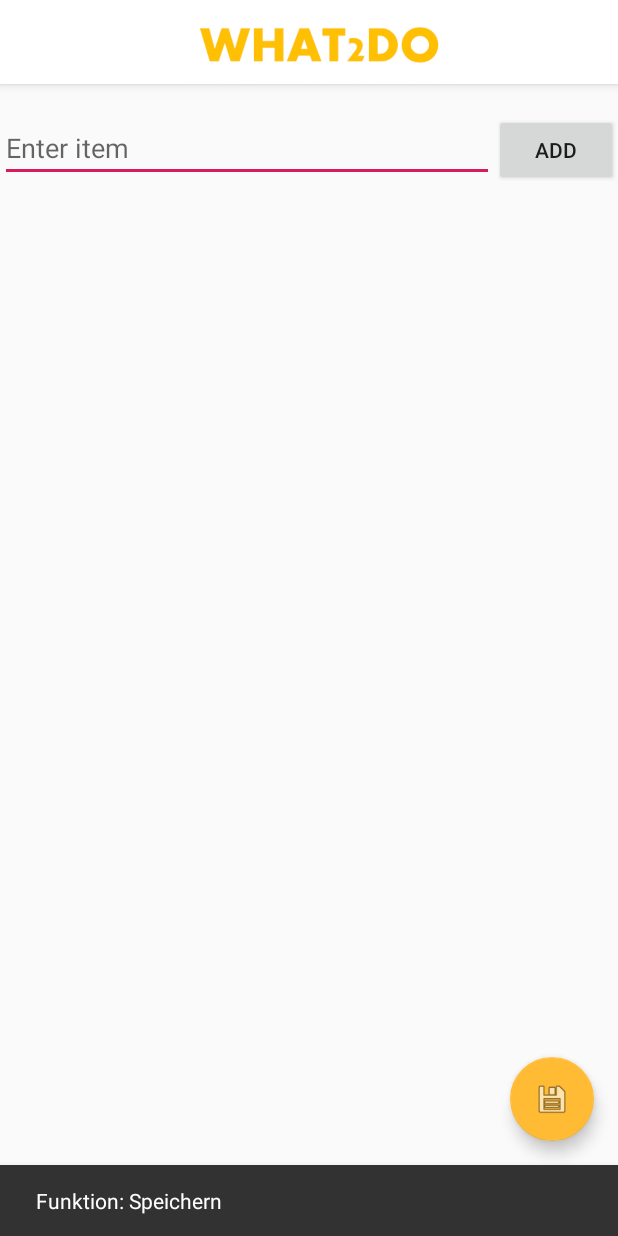
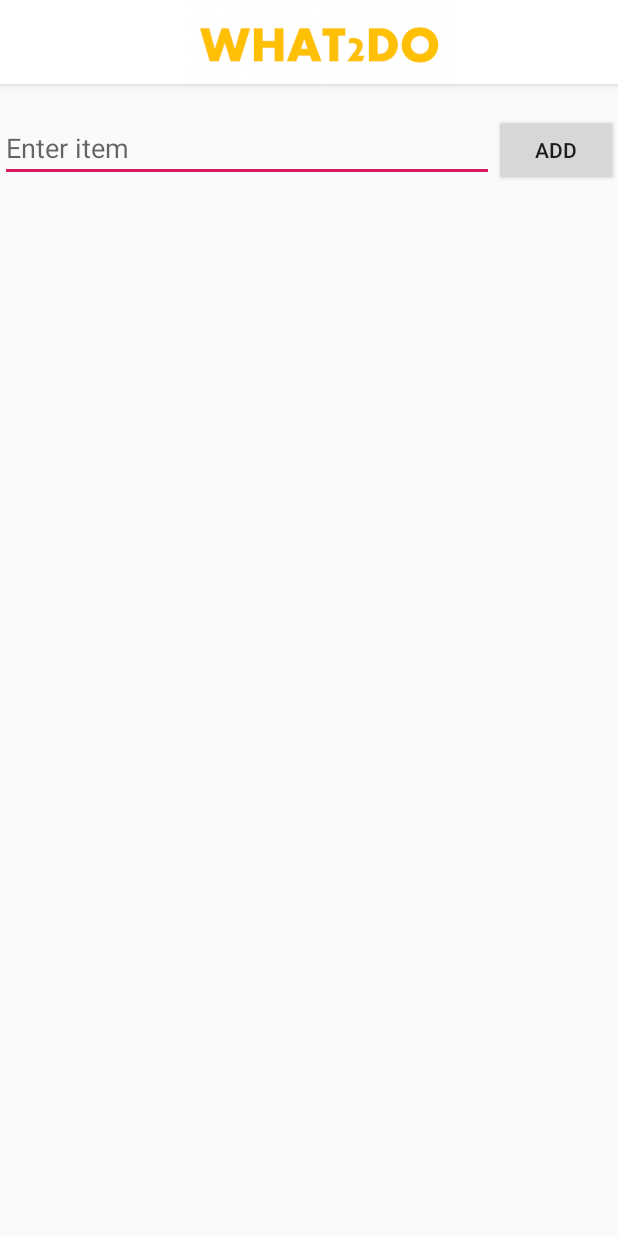
Before and after one commit to LucaTom/AppDev, an Android app: the NeuesToDo screen opened directly, with no data from a screen before it, after a tap on an icon or button, on a phone screen of 412 x 824 dp. Run offline under Robolectric (Android 15) with nearby library versions, the phone set to English and light mode, and no system bars; 2 other taps on this screen came first.

Commit message:
Login und listview funktioniert problem: keine aktualisierung der Liste

```diff
--- a/app/build.gradle
+++ b/app/build.gradle
@@ -29,6 +29,7 @@ dependencies {
     implementation 'androidx.navigation:navigation-ui:2.0.0'
     implementation 'androidx.lifecycle:lifecycle-extensions:2.0.0'
     implementation 'androidx.preference:preference:1.1.0-alpha05'
+    implementation 'androidx.annotation:annotation:1.0.2'
     testImplementation 'junit:junit:4.12'
     androidTestImplementation 'androidx.test.ext:junit:1.1.0'
     androidTestImplementation 'androidx.test.espresso:espresso-core:3.1.1'
--- a/app/src/main/AndroidManifest.xml
+++ b/app/src/main/AndroidManifest.xml
@@ -11,7 +11,7 @@
         android:theme="@style/AppTheme">
         <activity
             android:name=".ui.SettingsActivity"
-            android:label="@string/title_activity_settings"></activity>
+            android:label="@string/title_activity_settings" />
         <activity
             android:name=".NavigationDrawer"
             android:label="@string/title_activity_navigation_drawer"
--- a/app/src/main/java/com/example/firsttry/NeuesToDo.java
+++ b/app/src/main/java/com/example/firsttry/NeuesToDo.java
@@ -36,15 +36,6 @@ public class NeuesToDo extends AppCompatActivity implements View.OnClickListener
         setSupportActionBar(toolbar);
         toolbar.setLogo(R.drawable.logo);
 
-        FloatingActionButton fab = findViewById(R.id.fab);
-        fab.setOnClickListener(new View.OnClickListener() {
-            @Override
-            public void onClick(View view) {
-                Snackbar.make(view, "Funktion: Speichern", Snackbar.LENGTH_LONG)
-                        .setAction("Action", null).show();
-            }
-        });
-
 
         neuesToDo = findViewById(R.id.neues_todo);
         btn = findViewById(R.id.add_btn);
@@ -57,6 +48,7 @@ public class NeuesToDo extends AppCompatActivity implements View.OnClickListener
 
         btn.setOnClickListener(this);
         itemsList.setOnItemClickListener(this);
+
     }
 
 
@@ -72,6 +64,8 @@ public class NeuesToDo extends AppCompatActivity implements View.OnClickListener
 
 
                 Toast.makeText(this, "Item Added", Toast.LENGTH_SHORT).show();
+                adapter.notifyDataSetChanged();
+
         }
 
     }
@@ -83,4 +77,7 @@ public class NeuesToDo extends AppCompatActivity implements View.OnClickListener
 
         Toast.makeText(this, "delete", Toast.LENGTH_SHORT).show();
     }
+
+
+
 }
--- a/app/src/main/res/layout/activity_neues_to_do.xml
+++ b/app/src/main/res/layout/activity_neues_to_do.xml
@@ -22,13 +22,5 @@
 
     <include layout="@layout/content_neues_to_do" />
 
-    <com.google.android.material.floatingactionbutton.FloatingActionButton
-        android:id="@+id/fab"
-        android:layout_width="wrap_content"
-        android:layout_height="wrap_content"
-        android:layout_gravity="bottom|end"
-        android:layout_margin="@dimen/fab_margin"
-        app:backgroundTint="@android:color/holo_orange_light"
-        app:srcCompat="@android:drawable/ic_menu_save" />
 
 </androidx.coordinatorlayout.widget.CoordinatorLayout>
```
Also changed, not shown: app/src/main/java/com/example/firsttry/MainActivity.java (+12 -7 lines), app/src/main/java/com/example/firsttry/ToDoUebersicht.java (+10 -2 lines), app/src/main/java/com/example/firsttry/data/model/LoggedInUser.java (added, +23 -0 lines), app/src/main/res/layout/content_main.xml (+5 -6 lines), app/src/main/res/values/strings.xml (+9 -0 lines).
